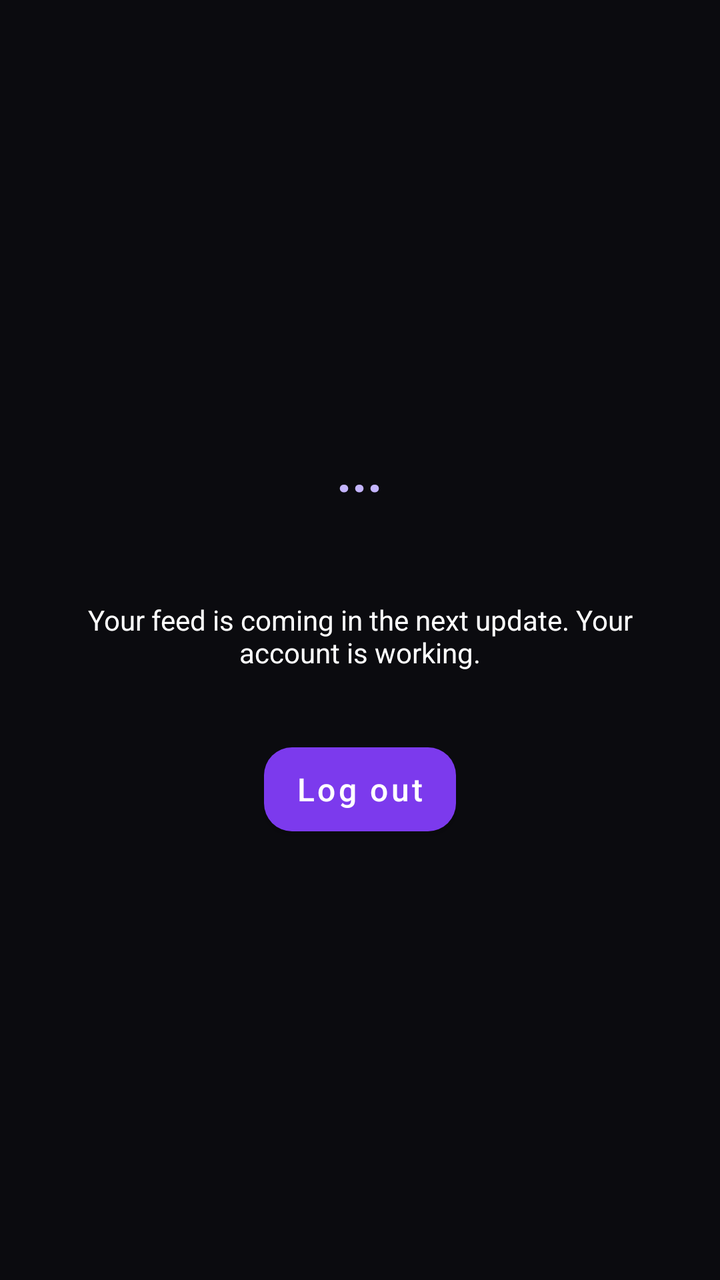
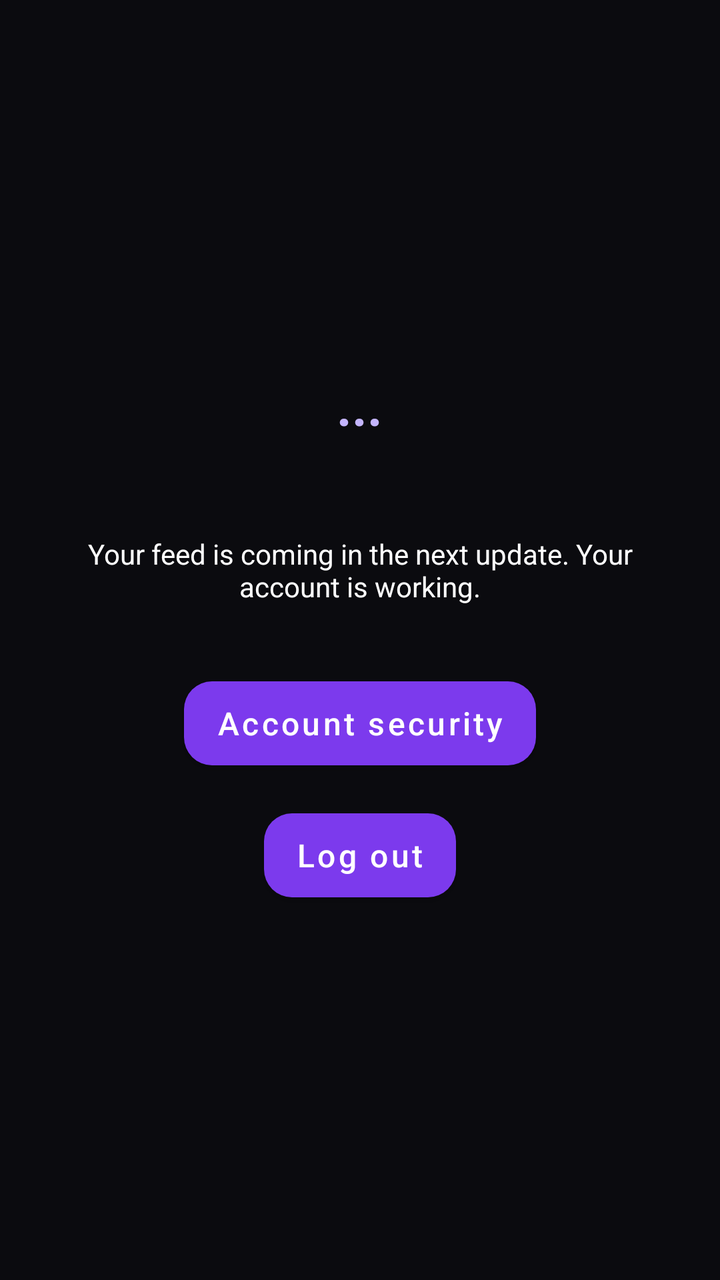

Two renders of the same Android screen: before a commit and after it. Below are the layout's source before the change and the commit's diff.
<!-- AndroidManifest.xml: application theme Theme.Levia -->
<!-- res/layout/activity_main.xml -->
<?xml version="1.0" encoding="utf-8"?>
<LinearLayout xmlns:android="http://schemas.android.com/apk/res/android"
    android:layout_width="match_parent"
    android:layout_height="match_parent"
    android:background="@color/levia_black"
    android:gravity="center"
    android:orientation="vertical"
    android:padding="24dp">

    <TextView
        android:id="@+id/welcomeText"
        android:layout_width="wrap_content"
        android:layout_height="wrap_content"
        android:text="..."
        android:textColor="@color/levia_lavender"
        android:textSize="26sp"
        android:textStyle="bold" />

    <TextView
        android:id="@+id/usernameText"
        android:layout_width="wrap_content"
        android:layout_height="wrap_content"
        android:layout_marginTop="4dp"
        android:textColor="@color/levia_white" />

    <TextView
        android:layout_width="wrap_content"
        android:layout_height="wrap_content"
        android:layout_marginTop="24dp"
        android:gravity="center"
        android:text="@string/home_placeholder"
        android:textColor="@color/levia_white" />

    <com.google.android.material.button.MaterialButton
        android:id="@+id/logoutButton"
        style="@style/LeviaButton"
        android:layout_width="wrap_content"
        android:layout_height="wrap_content"
        android:layout_marginTop="32dp"
        android:text="@string/log_out" />
</LinearLayout>
<!-- resources referenced by this layout -->
<resources>
  <color name="levia_black">#0B0B0F</color>
  <color name="levia_lavender">#C4B5FD</color>
  <color name="levia_white">#FFFFFF</color>
  <string name="home_placeholder">Your feed is coming in the next update. Your account is working.</string>
  <string name="log_out">Log out</string>
  <style name="LeviaButton" parent="Widget.MaterialComponents.Button">
          <item name="backgroundTint">@color/levia_violet</item>
          <item name="android:textColor">@color/levia_white</item>
          <item name="cornerRadius">14dp</item>
          <item name="android:minHeight">54dp</item>
          <item name="android:textAllCaps">false</item>
          <item name="android:textSize">16sp</item>
      </style>
  <style name="Theme.Levia" parent="Theme.MaterialComponents.NoActionBar">
          <item name="colorPrimary">@color/levia_violet</item>
          <item name="colorPrimaryVariant">@color/levia_dark_purple</item>
          <item name="colorOnPrimary">@color/levia_white</item>
          <item name="colorSecondary">@color/levia_lavender</item>
          <item name="colorOnSecondary">@color/levia_black</item>
          <item name="colorSurface">@color/levia_surface</item>
          <item name="colorOnSurface">@color/levia_white</item>
          <item name="android:windowBackground">@color/levia_black</item>
          <item name="android:statusBarColor">@color/levia_black</item>
          <item name="android:navigationBarColor">@color/levia_black</item>
      </style>
  <color name="levia_violet">#7C3AED</color>
  <color name="levia_dark_purple">#2A1248</color>
  <color name="levia_surface">#16121F</color>
</resources>

<!-- the commit's change to res/layout/activity_main.xml (unified diff, before → after) -->
@@ -32,10 +32,18 @@
         android:textColor="@color/levia_white" />
 
     <com.google.android.material.button.MaterialButton
+        android:id="@+id/securityButton"
+        style="@style/LeviaButton"
+        android:layout_width="wrap_content"
+        android:layout_height="wrap_content"
+        android:layout_marginTop="32dp"
+        android:text="@string/as_title" />
+
+    <com.google.android.material.button.MaterialButton
         android:id="@+id/logoutButton"
         style="@style/LeviaButton"
         android:layout_width="wrap_content"
         android:layout_height="wrap_content"
-        android:layout_marginTop="32dp"
+        android:layout_marginTop="12dp"
         android:text="@string/log_out" />
 </LinearLayout>
<!-- resource entries referenced after the edit -->
@@ -3,6 +3,7 @@
   <color name="levia_black">#0B0B0F</color>
   <color name="levia_lavender">#C4B5FD</color>
   <color name="levia_white">#FFFFFF</color>
+  <string name="as_title">Account security</string>
   <string name="home_placeholder">Your feed is coming in the next update. Your account is working.</string>
   <string name="log_out">Log out</string>
   <style name="LeviaButton" parent="Widget.MaterialComponents.Button">
